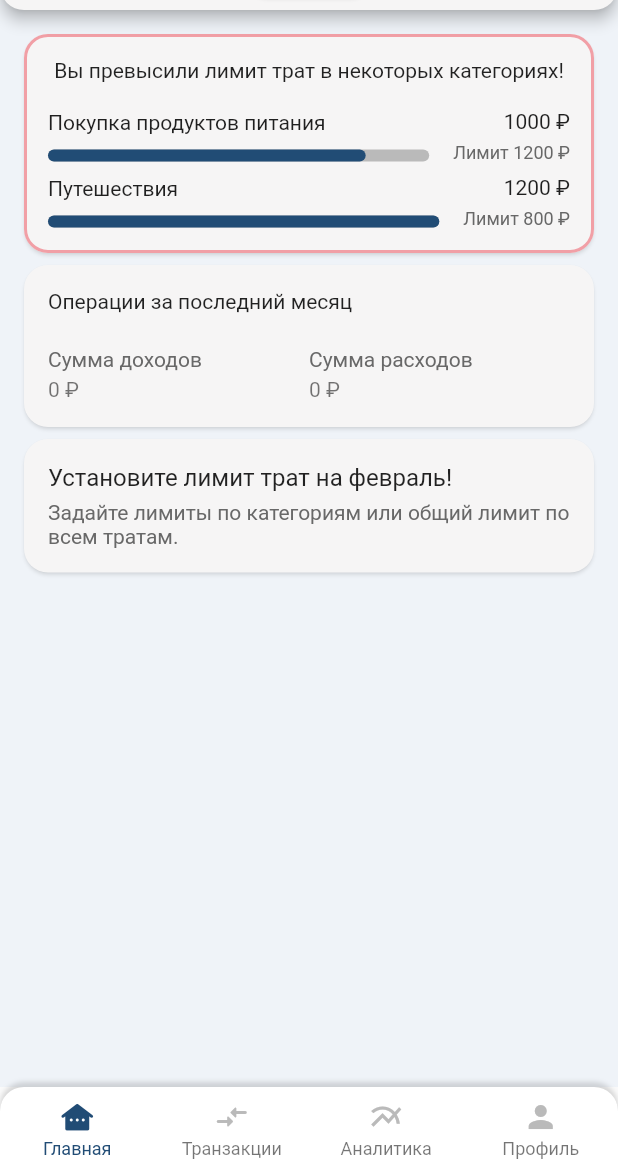
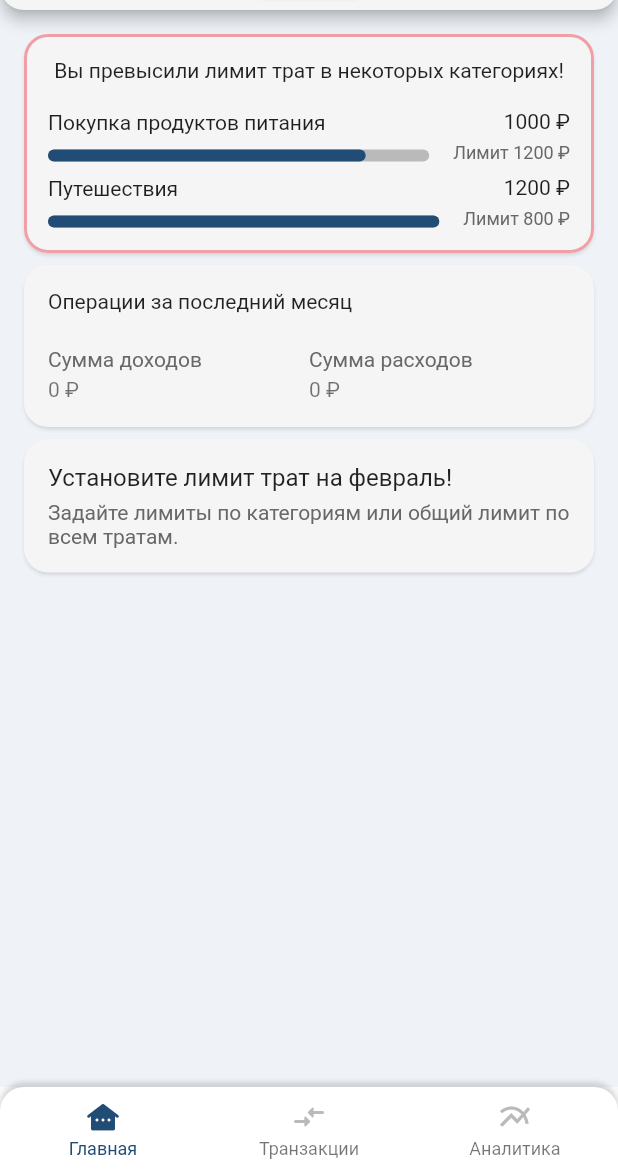
Before and after one commit to RedFox802/budget_tracker_app, a Flutter app: the screen it shows after launch, on a phone screen of 412 x 824 dp, the part 65-1236 px from its top. Run offline on Flutter 3.47's test engine with Material 2 defaults, Android fonts, the phone set to English and light mode, and no system bars; drawn by our look-alikes of percent_indicator; our stand-ins replace another_flushbar, auto_route, fl_chart, flutter_bloc, freezed_annotation, get_it and 2 more; generated files the repository leaves out were written again; statements that could not run were skipped.

Commit message:
feat: выпиливание профиля

```diff
--- a/lib/app/app_root_screen.dart
+++ b/lib/app/app_root_screen.dart
@@ -17,7 +17,6 @@ class RootScreen extends StatelessWidget {
         HomeNestedRouterRoute(),
         TransactionsListNestedRouterRoute(),
         AnalyticNestedRouterRoute(),
-        ProfileNestedRouterRoute(),
       ],
       bottomNavigationBuilder: (_, tabsRouter) {
         return Material(
@@ -89,17 +88,6 @@ class RootScreen extends StatelessWidget {
                     ),
                     label: 'Аналитика',
                   ),
-                  BottomNavigationBarItem(
-                    activeIcon: Icon(
-                      Icons.person,
-                      color: selectedColor,
-                    ),
-                    icon: Icon(
-                      Icons.person,
-                      color: unselectedColor,
-                    ),
-                    label: 'Профиль',
-                  ),
                 ],
               ),
             ),
--- a/lib/router/app_router.dart
+++ b/lib/router/app_router.dart
@@ -6,8 +6,6 @@ import 'package:budget_tracker_app/feature/analytic/presentation/screen/analytic
 import 'package:budget_tracker_app/feature/edit_transaction/presentation/screen/edit_transaction_screen.dart';
 import 'package:budget_tracker_app/feature/home/presentation/home_router.dart';
 import 'package:budget_tracker_app/feature/home/presentation/screen/home_screen.dart';
-import 'package:budget_tracker_app/feature/profile/presentation/profile_router.dart';
-import 'package:budget_tracker_app/feature/profile/presentation/screen/profile_screen.dart';
 import 'package:budget_tracker_app/feature/transactions_list/presentation/screen/transitions_list_screen.dart';
 import 'package:budget_tracker_app/feature/transactions_list/presentation/transaction_list_router.dart';
 import 'package:budget_tracker_app/router/nested_route.dart';
@@ -19,7 +17,6 @@ enum AppRouterTabs {
   home,
   transactionsList,
   analytic,
-  profile,
 }
 
 final appRouter = AppRouter();
@@ -40,7 +37,6 @@ class AppRouter extends _$AppRouter {
             HomeRouter.router,
             TransactionListRouter.router,
             AnalyticRouter.router,
-            ProfileRouter.router,
           ],
         ),
         AutoRoute(
--- a/lib/router/nested_route.dart
+++ b/lib/router/nested_route.dart
@@ -11,11 +11,6 @@ class TransactionsListNestedRouterScreen extends AutoRouter {
 }
 
 @RoutePage()
-class ProfileNestedRouterScreen extends AutoRouter {
-  const ProfileNestedRouterScreen({super.key});
-}
-
-@RoutePage()
 class AnalyticNestedRouterScreen extends AutoRouter {
   const AnalyticNestedRouterScreen({super.key});
 }
```
Also changed, not shown: lib/feature/profile/presentation/profile_router.dart (deleted, +0 -19 lines), lib/feature/profile/presentation/screen/profile_screen.dart (deleted, +0 -12 lines).
